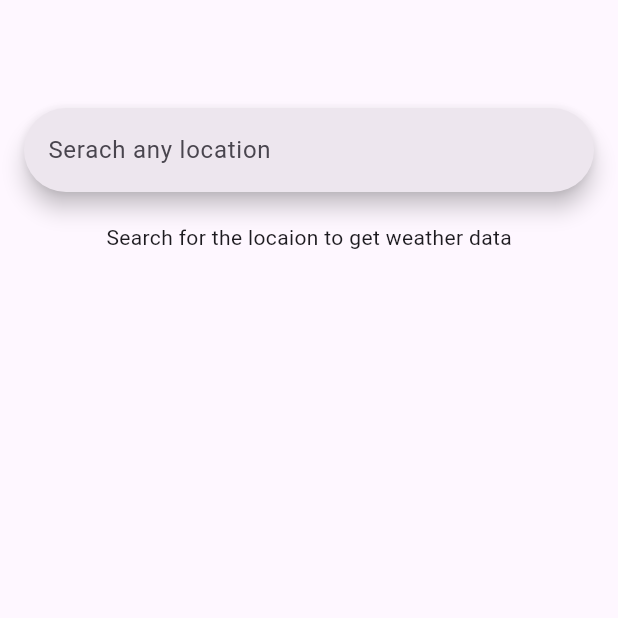
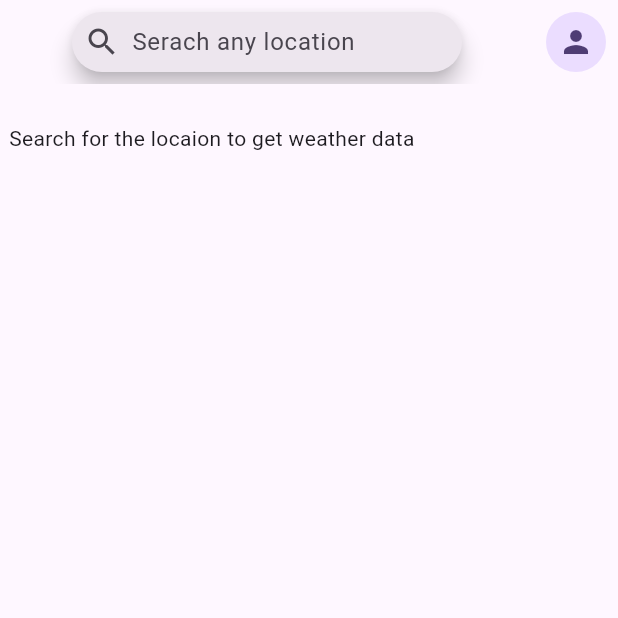
Before and after one commit to ArunKuleri/weather, a Flutter app: the screen it shows after launch, on a phone screen of 412 x 824 dp, the top half of it. Run offline on Flutter 3.47's test engine with Material 3 defaults, Android fonts, the phone set to English and light mode, and no system bars.

Commit message:
weather updates on the search bar

```diff
--- a/lib/pages/homepage.dart
+++ b/lib/pages/homepage.dart
@@ -16,12 +16,28 @@ class _HomepageState extends State<Homepage> {
   Widget build(BuildContext context) {
     return SafeArea(
       child: Scaffold(
-        appBar: AppBar(),
+        appBar: AppBar(
+          actions: [
+            Expanded(
+              child: Padding(
+                padding: const EdgeInsets.all(8.0),
+                child: _buildSearchWidget(),
+              ),
+            ),
+            Padding(
+              padding: const EdgeInsets.all(8.0),
+              child: CircleAvatar(
+                radius: 20,
+                child: Icon(Icons.person),
+              ),
+            )
+          ],
+        ),
         body: Container(
-          padding: const EdgeInsets.all(16),
+          padding: const EdgeInsets.all(6),
           child: Column(
             children: [
-              _buildSearchWidget(),
+              // _buildSearchWidget(),
               const SizedBox(
                 height: 20,
               ),
@@ -37,11 +53,17 @@ class _HomepageState extends State<Homepage> {
   }
 
   Widget _buildSearchWidget() {
-    return SearchBar(
-      hintText: "Serach any location",
-      onSubmitted: (value) {
-        _getWeatherData(value);
-      },
+    return Center(
+      child: Container(
+        width: 260,
+        child: SearchBar(
+          hintText: "Serach any location",
+          leading: Icon(Icons.search),
+          onSubmitted: (value) {
+            _getWeatherData(value);
+          },
+        ),
+      ),
     );
   }
 
```
